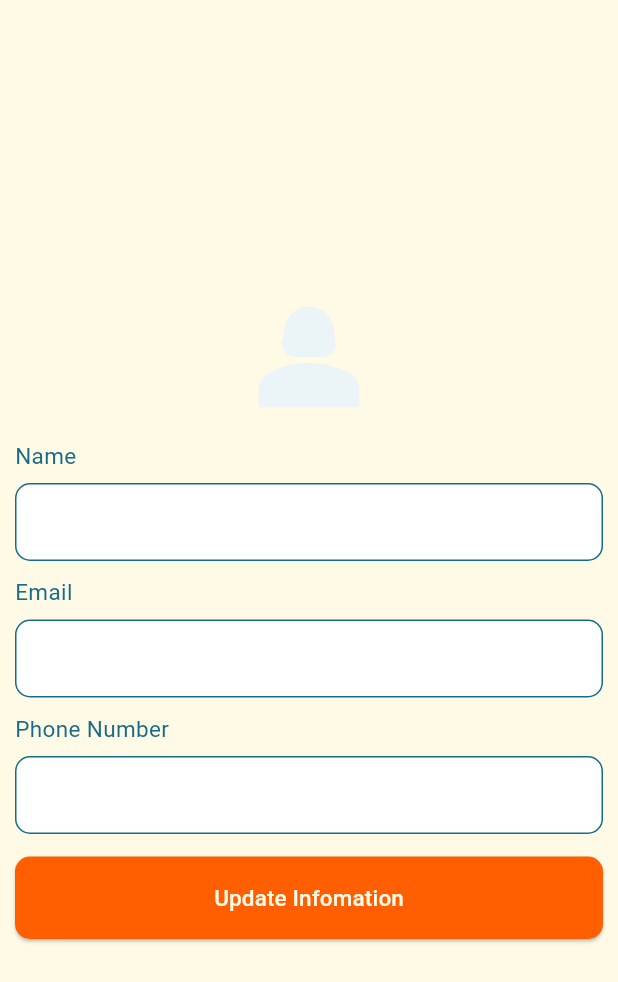
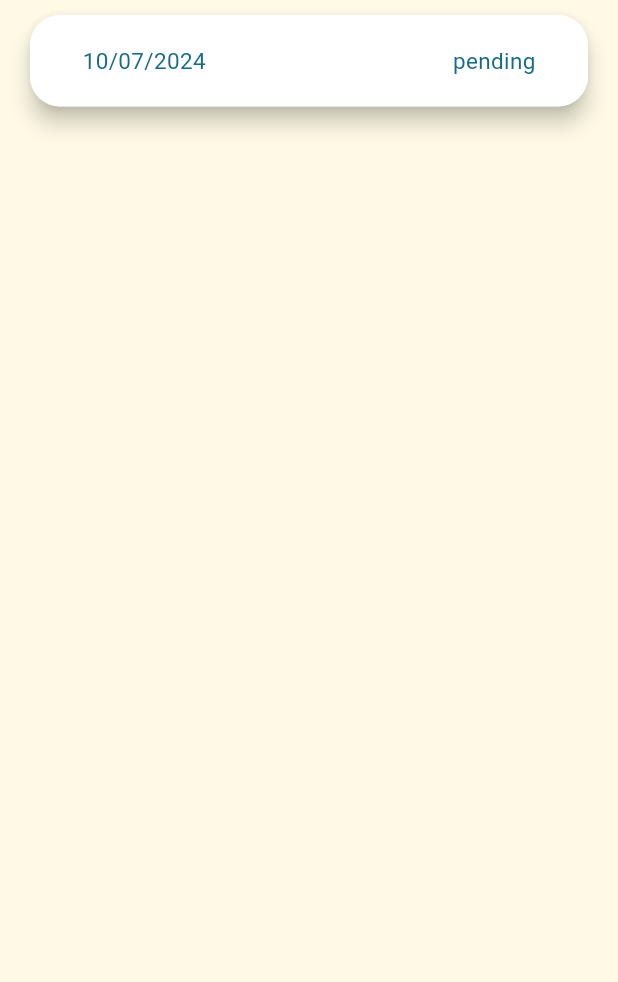
Before and after one commit to gmulonga/quicloan, a Flutter app: the Dashboard screen opened directly, after a tap on "Loan History", on a phone screen of 412 x 824 dp. Shown: the top 982 px of the screen. Run offline on Flutter 3.47's test engine with Material 3 defaults, Android fonts, the phone set to English and light mode, and no system bars; our stand-ins replace dashed_circular_progress_bar.

Commit message:
build: adding the loan history screen

```diff
--- /dev/null
+++ b/lib/Components/ReusableTile.dart
@@ -0,0 +1,79 @@
+import 'package:flutter/material.dart';
+import 'package:quicloan/Contstants.dart';
+import 'package:animations/animations.dart';
+
+class ReusableTile extends StatelessWidget {
+  ReusableTile({
+    required this.date,
+    required this.status,
+    required this.onButtonPressed,
+  });
+
+  final String date;
+  final String status;
+  final Widget Function() onButtonPressed;
+
+  @override
+  Widget build(BuildContext context) {
+    return Padding(
+      padding: EdgeInsets.symmetric(horizontal: 20, vertical: 10),
+      child: OpenContainer(
+        closedColor: kWhite,
+        transitionType: ContainerTransitionType.fade,
+        openBuilder: (BuildContext context, VoidCallback _) {
+          return onButtonPressed() ?? Container();
+        },
+        closedElevation: 6.0,
+        closedShape: const RoundedRectangleBorder(
+          borderRadius: BorderRadius.all(
+            Radius.circular(20),
+          ),
+        ),
+        closedBuilder: (BuildContext context, VoidCallback openContainer) {
+          return InkWell(
+            onTap: openContainer,
+            child: Column(
+              children: [
+                Container(
+                  decoration: BoxDecoration(
+                    borderRadius: BorderRadius.circular(20),
+                    boxShadow: [
+                      BoxShadow(
+                        color: kWhite,
+                        blurRadius: 10.0,
+                        offset: Offset(0, 1),
+                      ),
+                    ],
+                  ),
+                  child: Padding(
+                    padding: EdgeInsets.all(15),
+                    child: Row(
+                      mainAxisAlignment: MainAxisAlignment.spaceBetween,
+                      children: [
+                        Padding(
+                          padding:
+                              EdgeInsets.symmetric(horizontal: 20, vertical: 5),
+                          child: Text(
+                            date,
+                            style: kLightThemeText,
+                          ),
+                        ),
+                        Padding(
+                          padding: EdgeInsets.symmetric(horizontal: 20),
+                          child: Text(
+                            status,
+                            style: kLightThemeText,
+                          ),
+                        ),
+                      ],
+                    ),
+                  ),
+                ),
+              ],
+            ),
+          );
+        },
+      ),
+    );
+  }
+}
--- a/lib/Screens/Dashboard.dart
+++ b/lib/Screens/Dashboard.dart
@@ -6,6 +6,7 @@ import 'package:quicloan/Components/CustomButton.dart';
 import 'package:quicloan/Components/ProgressBars.dart';
 import 'package:quicloan/Screens/LoanAppliaction.dart';
 import 'package:quicloan/Screens/Payment.dart';
+import 'package:quicloan/Screens/LoanHistory.dart';
 
 class Dashboard extends StatefulWidget {
   @override
@@ -164,7 +165,7 @@ class _DashboardState extends State<Dashboard> {
                   label: 'Loan History',
                   icon: Icons.history,
                   onButtonPressed: () {
-                    return Userspage();
+                    return Loanhistory();
                   },
                 ),
               ],
--- /dev/null
+++ b/lib/Screens/LoanHistory.dart
@@ -0,0 +1,31 @@
+import 'package:flutter/material.dart';
+import 'package:quicloan/Contstants.dart';
+import 'package:quicloan/Components/ReusableTile.dart';
+import 'package:quicloan/Screens/Userscreen.dart';
+
+class Loanhistory extends StatefulWidget {
+  @override
+  State<Loanhistory> createState() => _LoanhistoryState();
+}
+
+class _LoanhistoryState extends State<Loanhistory> {
+  @override
+  Widget build(BuildContext context) {
+    return Scaffold(
+      backgroundColor: kCream,
+      body: SafeArea(
+        child: ListView(
+          children: [
+            ReusableTile(
+              date: '10/07/2024',
+              status: 'pending',
+              onButtonPressed: () {
+                return Userspage();
+              },
+            ),
+          ],
+        ),
+      ),
+    );
+  }
+}
```
Also changed, not shown: lib/Screens/LoanDetails.dart (added).
